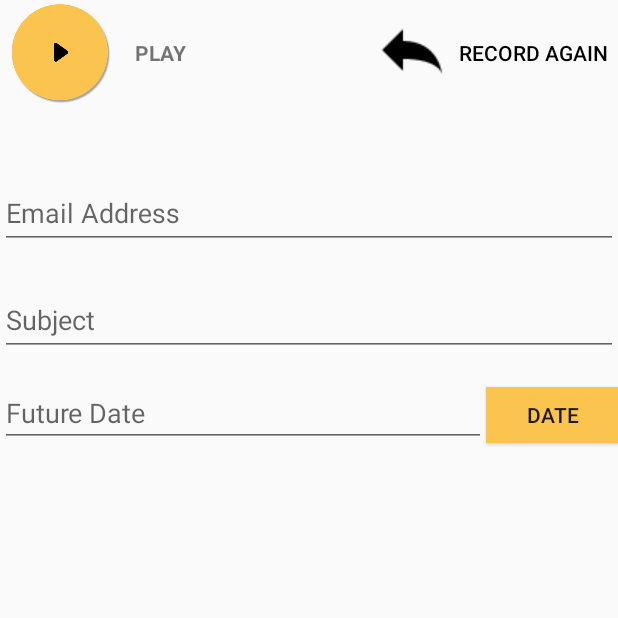
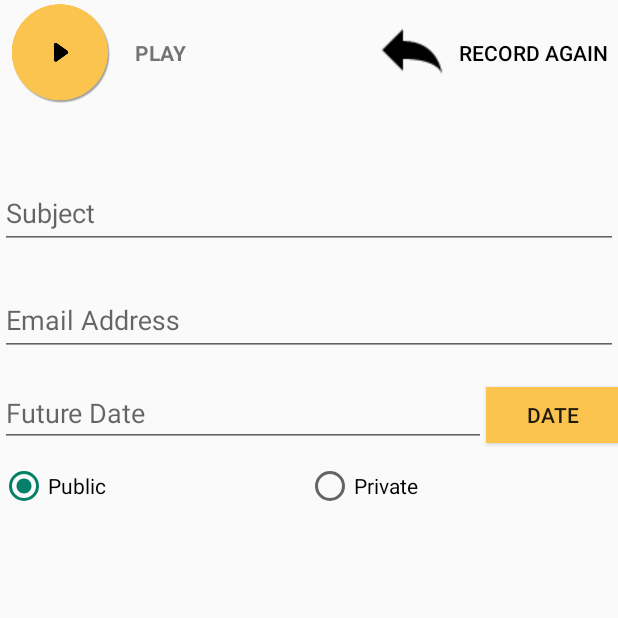
Before and after one commit to sarojk562/sendmethen, an Android app: the fragment StartRecordFragment shown on its own in the app's theme, on a phone screen of 412 x 824 dp, the top half of it. Run offline under Robolectric (Android 15) with nearby library versions, the phone set to English and light mode, and no system bars.

Commit message:
Adding radio buttons to audio send page also

```diff
--- a/app/src/main/res/layout/fragment_record_stop.xml
+++ b/app/src/main/res/layout/fragment_record_stop.xml
@@ -58,7 +58,10 @@
             <EditText
                 android:layout_width="match_parent"
                 android:layout_height="wrap_content"
-                android:hint="Email Address"/>
+
+
+                android:hint="Subject"
+                />
         </android.support.design.widget.TextInputLayout>
         <android.support.design.widget.TextInputLayout android:layout_height="wrap_content" android:layout_width="match_parent"
             android:layout_marginBottom="15dp"
@@ -66,10 +69,7 @@
             <EditText
                 android:layout_width="match_parent"
                 android:layout_height="wrap_content"
-
-
-                android:hint="Subject"
-                />
+                android:hint="Email Address"/>
         </android.support.design.widget.TextInputLayout>
 
         <LinearLayout
@@ -93,6 +93,30 @@
                 android:id="@+id/datePickerbtn"
                 android:background="@color/colorPrimary" />
         </LinearLayout>
+
+        <RadioGroup
+            android:id="@+id/radioGroup"
+            android:layout_width="match_parent"
+            android:layout_height="wrap_content"
+            android:weightSum="2"
+            android:orientation="horizontal"  >
+
+            <RadioButton
+                android:layout_width="wrap_content"
+                android:layout_weight="1"
+                android:layout_height="wrap_content"
+                android:text="Public"
+                android:checked = "true"
+                android:id="@+id/radioButton1" />
+
+            <RadioButton
+                android:layout_width="wrap_content"
+                android:layout_weight="1"
+                android:layout_height="wrap_content"
+                android:text="Private"
+                android:id="@+id/radioButton2" />
+
+        </RadioGroup>
     </LinearLayout>
 
 </LinearLayout>
```
Also changed, not shown: app/src/main/java/com/sendmethen/AudioSendActivity.java (+21 -1 lines).
